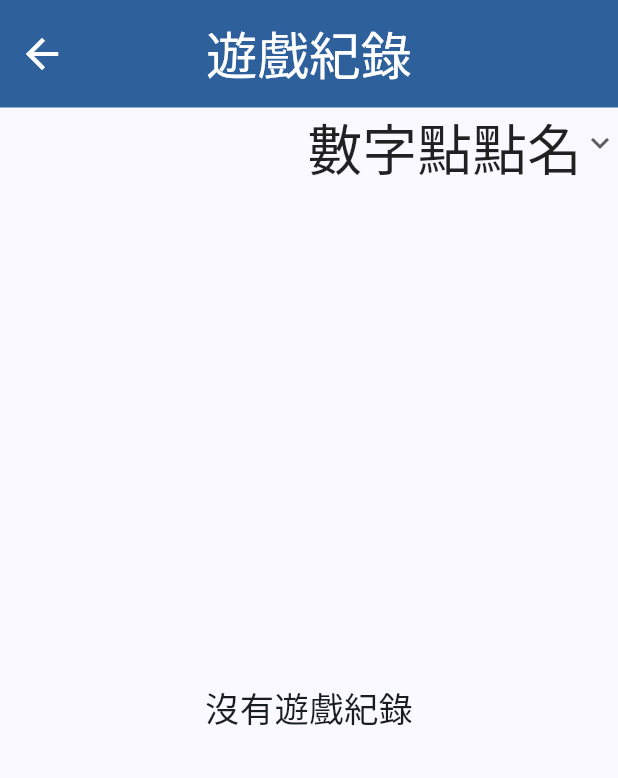
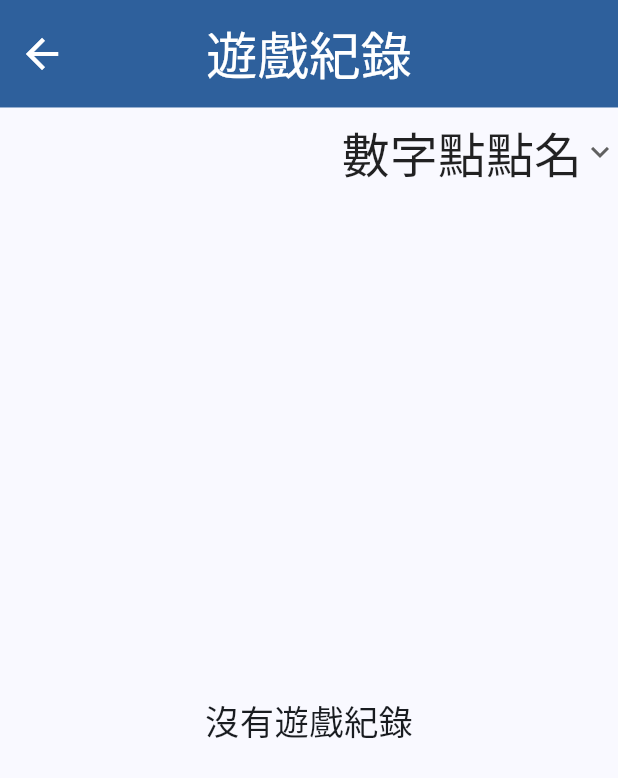
Before and after one commit to xwpi22/HEApp, a Flutter app: the RecordsView screen opened by its route, on a phone screen of 412 x 824 dp. Shown: the top 778 px of the screen. Run offline on Flutter 3.47's test engine with Material 3 defaults, Android fonts, the light colour scheme and no system bars; our stand-ins replace firebase_auth, firebase_core, flutter_screenutil, google_fonts, image_picker, material_design_icons_flutter and 2 more; missing offline and left inert: mobile_scanner; accounts and stored records are empty; generated files the repository leaves out were written again; network calls fail.

```diff
--- a/lib/games/number_connection_game/number_connection_game_buttons_view.dart
+++ b/lib/games/number_connection_game/number_connection_game_buttons_view.dart
@@ -61,10 +61,11 @@ class _WrapperButtonState extends State<WrapperButton> {
     // Offset position = widget.postiions[widget.labelnum - 1];
     return ElevatedButton(
         style: ElevatedButton.styleFrom(
+          minimumSize: Size(40.w, 40.h),
           // alignment: const Alignment(0.0, 0.0),
           shape: const CircleBorder(),
           padding: EdgeInsets.all(10.0.w),
-          backgroundColor: _pressedFlag ? Colors.red : Color(0xFF2E609C),
+          backgroundColor: _pressedFlag ? Colors.grey : Color(0xFF2E609C),
           foregroundColor: Colors.white,
           shadowColor: const Color.fromARGB(247, 186, 184, 184),
           textStyle: TextStyle(
@@ -75,7 +76,7 @@ class _WrapperButtonState extends State<WrapperButton> {
           ),
           side: _pressedFlag
               ? const BorderSide(
-                  color: Colors.red,
+                  color: Colors.grey,
                 )
               : const BorderSide(
                   color: Colors.white,
--- a/lib/views/records_view/records_list_view.dart
+++ b/lib/views/records_view/records_list_view.dart
@@ -28,7 +28,7 @@ class RecordsListView extends StatelessWidget {
           crossAxisAlignment: CrossAxisAlignment.start,
           children: [
             Padding(
-              padding: const EdgeInsets.all(8.0),
+              padding: EdgeInsets.all(8.0.w),
               // child: Text(
               //   gameName, // Fallback if game name is not found
               //   style: TextStyle(
@@ -39,7 +39,7 @@ class RecordsListView extends StatelessWidget {
               // ),
             ),
             Padding(
-              padding: const EdgeInsets.symmetric(horizontal: 8.0),
+              padding: EdgeInsets.symmetric(horizontal: 8.0.w),
               child: Row(
                 children: [
                   Expanded(
--- a/lib/views/records_view/records_view.dart
+++ b/lib/views/records_view/records_view.dart
@@ -35,6 +35,10 @@ class _RecordsViewState extends State<RecordsView> {
 
   @override
   Widget build(BuildContext context) {
+    int selectedIndex = 0;
+
+    final List<String> options = ['選項一', '選項二', '選項三'];
+
     return Scaffold(
       appBar: AppBar(
         title: Text('遊戲紀錄',
@@ -47,7 +51,9 @@ class _RecordsViewState extends State<RecordsView> {
       extendBodyBehindAppBar: false,
       body: Column(
         children: [
-          DropdownButtonOfGameList(
+          Align(
+            alignment: Alignment.centerRight,
+            child: DropdownButtonOfGameList(
               selectedGameId: selectedGameId, // Pass the current selectedGameId
               onChanged: (newGameId) {
                 setState(() {
@@ -55,6 +61,10 @@ class _RecordsViewState extends State<RecordsView> {
                       newGameId; // Update selectedGameId when dropdown changes
                 });
               },
+            ),
+          ),
+          SizedBox(
+            height: 5.h,
           ),
           Expanded(
               child: FutureBuilder<Iterable<DatabaseRecord>>(
@@ -113,15 +123,13 @@ class _DropdownButtonOfGameListState extends State<DropdownButtonOfGameList> {
 
   @override
   Widget build(BuildContext context) {
-    return Row(
-      mainAxisAlignment:
-          MainAxisAlignment.end, // Align the dropdown to the right
-      children: [
-        DropdownButtonHideUnderline(
+    return SizedBox(
+      child: DropdownButtonHideUnderline(
         child: DropdownButton<int>(
+          itemHeight: 50.h,
           value: dropdownIndex, // dropdownIndex as int
           icon: const Icon(Icons.expand_more),
-            elevation: 16,
+          // elevation: 16,
           style: const TextStyle(color: Colors.black87),
           onChanged: (int? value) {
             if (value != null) {
@@ -134,22 +142,23 @@ class _DropdownButtonOfGameListState extends State<DropdownButtonOfGameList> {
           items: List.generate(gameMap.length, (index) {
             return DropdownMenuItem<int>(
               value: index, // The index of the game in the list
+              child: Container(
+                // height: 48.h,
+                alignment: Alignment.center,
                 child: Text(
-                  gameMap.entries
-                      .elementAt(index)
-                      .value, // Display the game name
+                  gameMap.entries.elementAt(index).value,
+                  // overflow: TextOverflow.ellipsis,
                   style: TextStyle(
-                    fontSize: 32.sp,
-                    color: dropdownIndex == index
-                        ? Colors.black87
-                        : Colors.grey, // Black for selected, grey for others
+                    fontSize: 28.sp,
+                    color:
+                        dropdownIndex == index ? Colors.black87 : Colors.grey,
+                  ),
                 ),
               ),
             );
           }),
         ),
       ),
-      ],
     );
   }
 }
```
Also changed, not shown: lib/games/colors_vs_words_game/colors_vs_word_game_view.dart (+15 -3 lines), lib/views/game_home_view/games_home_view.dart (+9 -0 lines), pubspec.lock, 2 other files. Lines whose indentation alone changed are shown as unchanged.
